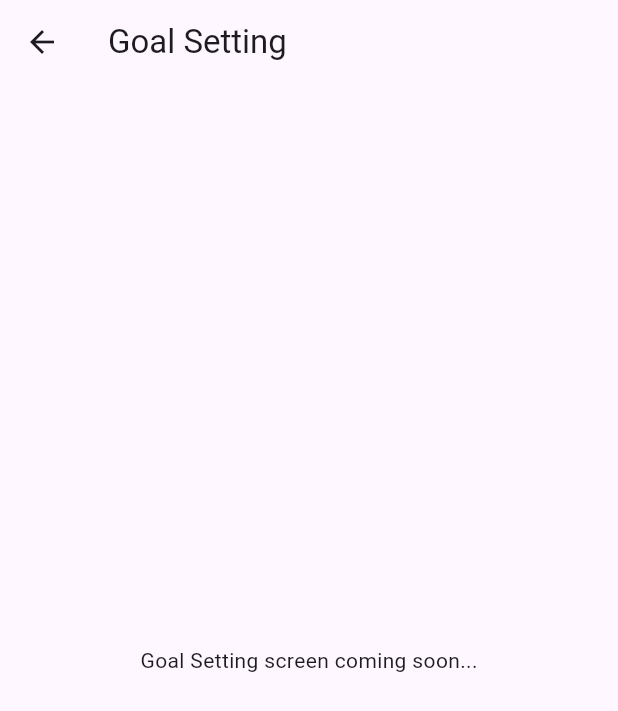
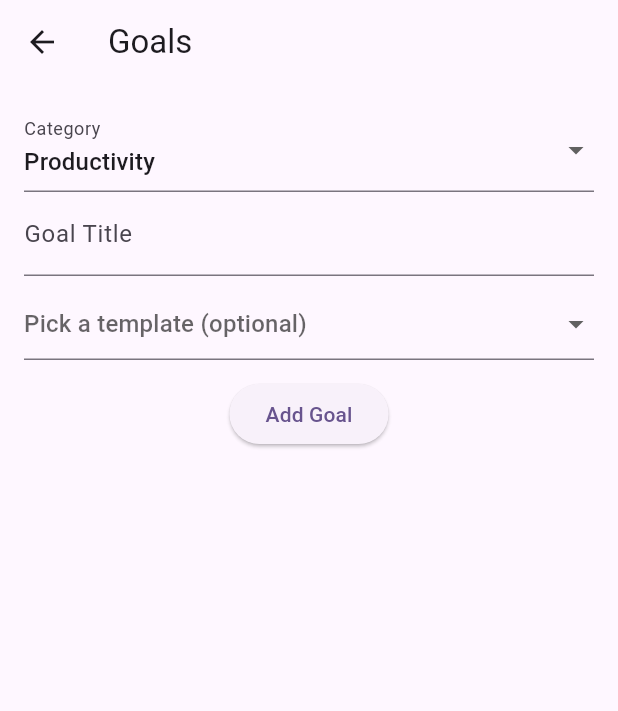
Before and after one commit to RandomSE/focusNexus, a Flutter app: the DashboardScreen screen opened by its route, after a tap on "Goal Setting", on a phone screen of 412 x 824 dp. Shown: the top 711 px of the screen. Run offline on Flutter 3.47's test engine with Material 3 defaults, Android fonts, the phone set to English and light mode, and no system bars; our stand-ins replace flutter_secure_storage; accounts and stored records are empty.

Commit message:
commit  6 - basic goal logic, points

```diff
--- a/lib/main.dart
+++ b/lib/main.dart
@@ -1,6 +1,7 @@
 // lib/main.dart
 import 'package:flutter/material.dart';
 import 'package:flutter_secure_storage/flutter_secure_storage.dart';
+import 'package:focusNexus/screens/goals_screen.dart';
 import 'screens/auth_start_screen.dart';
 import 'screens/dashboard_screen.dart';
 
@@ -35,7 +36,7 @@ class FocusNexusApp extends StatelessWidget {
         'reminders': (_) => PlaceholderScreen('Reminders'),
         'achievements': (_) => PlaceholderScreen('Achievements'),
         'tasks': (_) => PlaceholderScreen('Tasks'),
-        'goals': (_) => PlaceholderScreen('Goal Setting'),
+        'goals': (_) => const GoalsScreen(),
       },
     );
   }
--- a/lib/screens/dashboard_screen.dart
+++ b/lib/screens/dashboard_screen.dart
@@ -1,9 +1,43 @@
 // lib/screens/dashboard_screen.dart
 import 'package:flutter/material.dart';
+import 'package:flutter_secure_storage/flutter_secure_storage.dart';
 
-class DashboardScreen extends StatelessWidget {
+// 🔁 Convert DashboardScreen to StatefulWidget
+class DashboardScreen extends StatefulWidget {
   const DashboardScreen({super.key});
 
+  @override
+  State<DashboardScreen> createState() => _DashboardScreenState();
+}
+
+class _DashboardScreenState extends State<DashboardScreen> {
+  int _points = 0;
+
+  @override
+  void initState() {
+    super.initState();
+    _loadPoints();
+  }
+
+  Future<void> _loadPoints() async {
+    final storage = FlutterSecureStorage();
+    final points = await storage.read(key: 'points');
+    if (points == null) {
+      await storage.write(key: 'points', value: '50');
+      setState(() => _points = 50);
+    } else {
+      setState(() => _points = int.tryParse(points) ?? 50);
+    }
+  }
+
+  Future<void> addUserPoints(int amount, String source) async {
+    final storage = FlutterSecureStorage();
+    final current = await storage.read(key: 'points');
+    final currentValue = int.tryParse(current ?? '50') ?? 50;
+    final newTotal = currentValue + amount;
+    await storage.write(key: 'points', value: newTotal.toString());
+    setState(() => _points = newTotal);
+  }
   @override
   Widget build(BuildContext context) {
     return Scaffold(
@@ -11,6 +45,8 @@ class DashboardScreen extends StatelessWidget {
       body: ListView(
         padding: const EdgeInsets.all(16.0),
         children: [
+          Text('Points: $_points', style: const TextStyle(fontSize: 18)),
+          const SizedBox(height: 10),
           ElevatedButton(
             onPressed: () => Navigator.pushNamed(context, 'settings'),
             child: const Text('Settings'),
@@ -36,9 +72,8 @@ class DashboardScreen extends StatelessWidget {
             child: const Text('Tasks'),
           ),
           ElevatedButton(
-            onPressed: () => Navigator.pushNamed(context, 'goals'),
-            child: const Text('Goal Setting'),
-          ),
+              onPressed: () => Navigator.pushNamed(context, 'goals'),
+              child: const Text('Goal Setting')),
         ],
       ),
     );
--- /dev/null
+++ b/lib/screens/goals_screen.dart
@@ -0,0 +1,103 @@
+// lib/screens/goals_screen.dart
+import 'package:flutter/material.dart';
+
+class GoalsScreen extends StatefulWidget {
+  const GoalsScreen({super.key});
+
+  @override
+  State<GoalsScreen> createState() => _GoalsScreenState();
+}
+
+class _GoalsScreenState extends State<GoalsScreen> {
+  final List<Map<String, dynamic>> _goals = [];
+  final _titleController = TextEditingController();
+  String _category = 'Productivity';
+  int _progress = 0;
+  final _categories = ['Productivity', 'Health', 'Learning'];
+  final _templates = [
+    'Complete a 25-minute focus session',
+    'Read for 15 minutes',
+    'Go for a 10-minute walk',
+  ];
+
+  void _addGoal() {
+    if (_titleController.text.isEmpty) return;
+    setState(() {
+      _goals.add({
+        'title': _titleController.text,
+        'category': _category,
+        'progress': 0,
+        'target': 30,
+      });
+      _titleController.clear();
+    });
+  }
+
+  void _incrementProgress(int index) {
+    setState(() {
+      if (_goals[index]['progress'] < _goals[index]['target']) {
+        _goals[index]['progress']++;
+      }
+    });
+  }
+
+  @override
+  Widget build(BuildContext context) {
+    return Scaffold(
+      appBar: AppBar(title: const Text('Goals')),
+      body: Padding(
+        padding: const EdgeInsets.all(16.0),
+        child: Column(
+          children: [
+            DropdownButtonFormField<String>(
+              value: _category,
+              items: _categories.map((e) => DropdownMenuItem(value: e, child: Text(e))).toList(),
+              onChanged: (val) => setState(() => _category = val ?? _category),
+              decoration: const InputDecoration(labelText: 'Category'),
+            ),
+            TextFormField(
+              controller: _titleController,
+              decoration: const InputDecoration(labelText: 'Goal Title'),
+            ),
+            const SizedBox(height: 8),
+            DropdownButtonFormField<String>(
+              hint: const Text('Pick a template (optional)'),
+              items: _templates.map((e) => DropdownMenuItem(value: e, child: Text(e))).toList(),
+              onChanged: (val) => _titleController.text = val ?? '',
+            ),
+            const SizedBox(height: 12),
+            ElevatedButton(onPressed: _addGoal, child: const Text('Add Goal')),
+            const SizedBox(height: 20),
+            Expanded(
+              child: ListView.builder(
+                itemCount: _goals.length,
+                itemBuilder: (context, index) {
+                  final goal = _goals[index];
+                  final percent = goal['progress'] / goal['target'];
+                  return Card(
+                    child: ListTile(
+                      title: Text(goal['title']),
+                      subtitle: Column(
+                        crossAxisAlignment: CrossAxisAlignment.start,
+                        children: [
+                          LinearProgressIndicator(value: percent),
+                          Text('${goal['progress']} of ${goal['target']} days complete'),
+                          const SizedBox(height: 4),
+                          Text('"Consistency is key!"'),
+                        ],
+                      ),
+                      trailing: IconButton(
+                        icon: const Icon(Icons.check),
+                        onPressed: () => _incrementProgress(index),
+                      ),
+                    ),
+                  );
+                },
+              ),
+            ),
+          ],
+        ),
+      ),
+    );
+  }
+}
```
Also changed, not shown: lib/screens/goal_setting_screen.dart (deleted).
